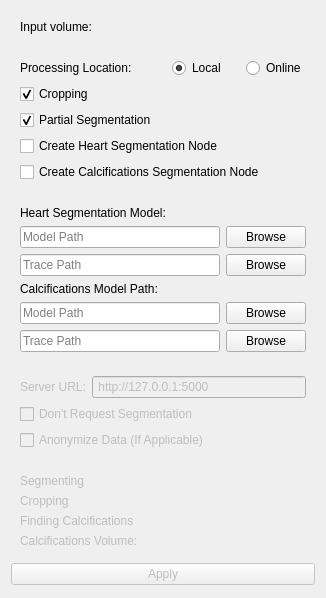
This is Remote-Communication-Module-3D-Slicer/client-side-module/CAD_Scoring_Suit_Extension/CaScoreModule/Resources/UI/CaScoreModule.ui in Automated-CAD-Scoring-Suite/Automatic-CaScoring-From-Chest-CT as Qt 5 draws it before an edit. The edited form follows.
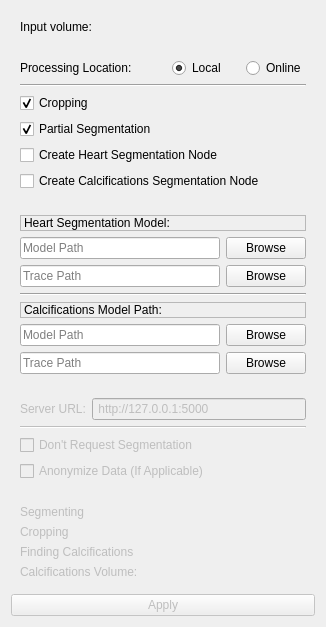
This is the edited form. Custom widgets are drawn as their Qt base class.

Patch:
```diff
--- a/Remote-Communication-Module-3D-Slicer/client-side-module/CAD_Scoring_Suit_Extension/CaScoreModule/Resources/UI/CaScoreModule.ui
+++ b/Remote-Communication-Module-3D-Slicer/client-side-module/CAD_Scoring_Suit_Extension/CaScoreModule/Resources/UI/CaScoreModule.ui
@@ -76,8 +76,8 @@
         </property>
        </widget>
       </item>
-      <item row="5" column="0" colspan="2">
-       <widget class="QCheckBox" name="CalcificationSeg">
+      <item row="6" column="0" colspan="2">
+       <widget class="QCheckBox" name="CalSegNode">
         <property name="toolTip">
          <string>If Checked, Creates A Segmentation Node Showing Found Calcifications In Addition To Volume Computation</string>
         </property>
@@ -131,8 +131,8 @@
         </item>
        </layout>
       </item>
-      <item row="4" column="0" colspan="2">
-       <widget class="QCheckBox" name="CreateSegNode">
+      <item row="5" column="0" colspan="2">
+       <widget class="QCheckBox" name="HeartSegNode">
         <property name="toolTip">
          <string>If Checked, Creates A Segmentation Node Marking The Heart, Doesn't Work With Partial Segmentation</string>
         </property>
@@ -141,20 +141,7 @@
         </property>
        </widget>
       </item>
-      <item row="2" column="0">
-       <widget class="QCheckBox" name="CropppingEnable">
-        <property name="toolTip">
-         <string>If Checked, Crops Out The Background, Only Keeps The Heart</string>
-        </property>
-        <property name="text">
-         <string>Cropping</string>
-        </property>
-        <property name="checked">
-         <bool>true</bool>
-        </property>
-       </widget>
-      </item>
-      <item row="3" column="0">
+      <item row="4" column="0">
        <widget class="QCheckBox" name="PartialSegmentation">
         <property name="toolTip">
          <string>If Checked,Only Takes Samples To Segment For Cropping, Requires Enabling Cropping</string>
@@ -167,6 +154,26 @@
         </property>
        </widget>
       </item>
+      <item row="3" column="0">
+       <widget class="QCheckBox" name="CroppingEnabled">
+        <property name="toolTip">
+         <string>If Checked, Crops Out The Background, Only Keeps The Heart</string>
+        </property>
+        <property name="text">
+         <string>Cropping</string>
+        </property>
+        <property name="checked">
+         <bool>true</bool>
+        </property>
+       </widget>
+      </item>
+      <item row="2" column="0" colspan="2">
+       <widget class="Line" name="line">
+        <property name="orientation">
+         <enum>Qt::Horizontal</enum>
+        </property>
+       </widget>
+      </item>
      </layout>
     </widget>
    </item>
@@ -190,9 +197,15 @@
      <layout class="QVBoxLayout" name="verticalLayout_2">
       <item>
        <widget class="QLabel" name="HeartSegLabel">
+        <property name="frameShape">
+         <enum>QFrame::StyledPanel</enum>
+        </property>
         <property name="text">
          <string>Heart Segmentation Model:</string>
         </property>
+        <property name="margin">
+         <number>0</number>
+        </property>
        </widget>
       </item>
       <item>
@@ -237,8 +250,18 @@
         </item>
        </layout>
       </item>
+      <item>
+       <widget class="Line" name="line_2">
+        <property name="orientation">
+         <enum>Qt::Horizontal</enum>
+        </property>
+       </widget>
+      </item>
       <item>
        <widget class="QLabel" name="CalModelLabel">
+        <property name="frameShape">
+         <enum>QFrame::StyledPanel</enum>
+        </property>
         <property name="text">
          <string>Calcifications Model Path:</string>
         </property>
@@ -314,8 +337,8 @@
         </property>
        </widget>
       </item>
-      <item row="2" column="0" colspan="2">
-       <widget class="QCheckBox" name="checkBox">
+      <item row="3" column="0" colspan="2">
+       <widget class="QCheckBox" name="Anonymize">
         <property name="toolTip">
          <string>If Checked, Removes Personal Data If Found Before Sending To The Server</string>
         </property>
@@ -324,6 +347,16 @@
         </property>
        </widget>
       </item>
+      <item row="2" column="0" colspan="2">
+       <widget class="QCheckBox" name="SegAndCrop">
+        <property name="toolTip">
+         <string>If Checked, Doesn't Request Segmented Data From The Server, Reduces Time But Forces Partial Segmentation &amp; Disables Creation of Segmentation Node</string>
+        </property>
+        <property name="text">
+         <string>Don't Request Segmentation</string>
+        </property>
+       </widget>
+      </item>
       <item row="0" column="0">
        <widget class="QLabel" name="ServerURLLabel">
         <property name="maximumSize">
@@ -341,12 +374,9 @@
        </widget>
       </item>
       <item row="1" column="0" colspan="2">
-       <widget class="QCheckBox" name="checkBox_2">
-        <property name="toolTip">
-         <string>If Checked, Doesn't Request Segmented Data From The Server, Reduces Time But Forces Partial Segmentation &amp; Disables Creation of Segmentation Node</string>
-        </property>
-        <property name="text">
-         <string>Don't Request Segmentation</string>
+       <widget class="Line" name="line_3">
+        <property name="orientation">
+         <enum>Qt::Horizontal</enum>
         </property>
        </widget>
       </item>
```
Left out of the diff: 2 changed lines with no effect on the pictures.
